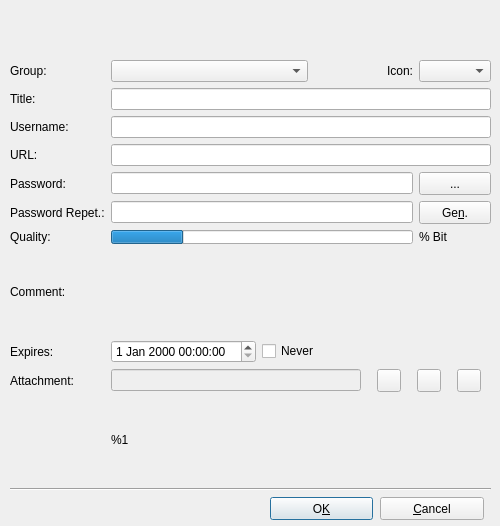
This is src/forms/EditEntryDlg.ui in thooge/keepassx1 as Qt 5 draws it before an edit. The edited form follows.
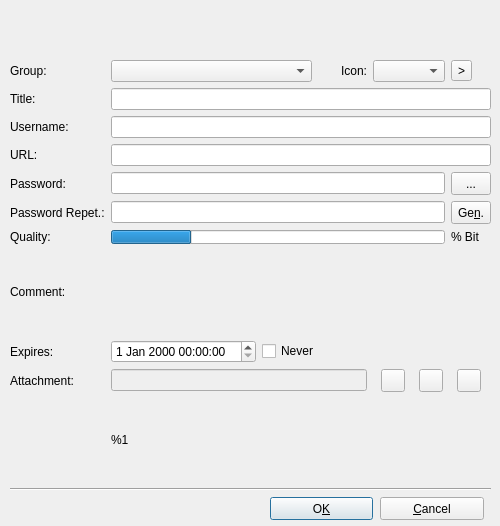
This is the edited form. Icons and pictures are not drawn. Custom widgets are drawn as their Qt base class.

Diff of the .ui file:
```diff
--- a/src/forms/EditEntryDlg.ui
+++ b/src/forms/EditEntryDlg.ui
@@ -269,9 +269,6 @@
       </property>
      </widget>
     </item>
-    <item row="0" column="5" >
-     <widget class="QComboBox" name="Combo_IconPicker" />
-    </item>
     <item row="9" column="4" colspan="2" >
      <layout class="QHBoxLayout" >
       <property name="margin" >
@@ -312,16 +309,6 @@
       </item>
      </layout>
     </item>
-    <item row="0" column="4" >
-     <widget class="QLabel" name="textLabel1" >
-      <property name="text" >
-       <string>Icon:</string>
-      </property>
-      <property name="alignment" >
-       <set>Qt::AlignRight|Qt::AlignTrailing|Qt::AlignVCenter</set>
-      </property>
-     </widget>
-    </item>
     <item row="8" column="2" colspan="4" >
      <widget class="QCheckBox" name="CheckBox_ExpiresNever" >
       <property name="text" >
@@ -361,6 +348,26 @@
       </property>
      </widget>
     </item>
+    <item row="0" column="3" >
+     <widget class="QLabel" name="textLabel1" >
+      <property name="text" >
+       <string>Icon:</string>
+      </property>
+      <property name="alignment" >
+       <set>Qt::AlignRight|Qt::AlignTrailing|Qt::AlignVCenter</set>
+      </property>
+     </widget>
+    </item>
+    <item row="0" column="4" >
+     <widget class="QComboBox" name="Combo_IconPicker" />
+    </item>
+    <item row="0" column="5" >
+     <widget class="QToolButton" name="toolButton" >
+      <property name="text" >
+       <string>></string>
+      </property>
+     </widget>
+    </item>
    </layout>
   </widget>
   <widget class="QLabel" name="Banner" >
```
Left out of the diff: 42 changed lines with no effect on the pictures.
